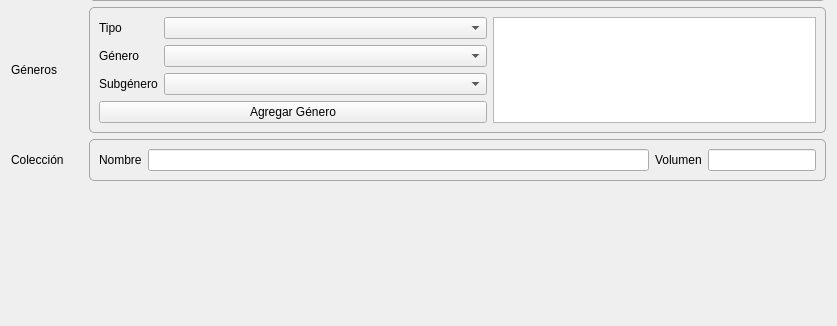
Above: gui/forms/additional_metadata_widget.ui from leandro86/epubcreator before the change; both pictures show x 0 to 837 and y 268 to 594 of the 837 by 594 pixel window. Below: the same form after it.
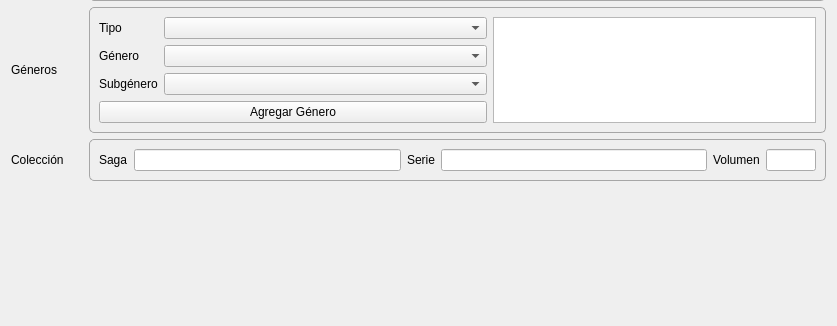
That is the form after the change. Icons and pictures are not drawn. Custom widgets are drawn as their Qt base class.

Commit message: Se permite agregar una saga, además de la serie. Corregido setup.py para mac.

```diff
--- a/gui/forms/additional_metadata_widget.ui
+++ b/gui/forms/additional_metadata_widget.ui
@@ -496,7 +496,7 @@
       <string/>
      </property>
      <layout class="QGridLayout" name="gridLayout_5">
-      <item row="0" column="0">
+      <item row="0" column="2">
        <widget class="QLabel" name="label_13">
         <property name="sizePolicy">
          <sizepolicy hsizetype="Preferred" vsizetype="Preferred">
@@ -505,12 +505,12 @@
          </sizepolicy>
         </property>
         <property name="text">
-         <string>Nombre</string>
+         <string>Serie</string>
         </property>
        </widget>
       </item>
-      <item row="0" column="1">
-       <widget class="QLineEdit" name="collectionNameInput">
+      <item row="0" column="3">
+       <widget class="QLineEdit" name="subCollectionNameInput">
         <property name="sizePolicy">
          <sizepolicy hsizetype="Expanding" vsizetype="Fixed">
           <horstretch>0</horstretch>
@@ -525,7 +525,7 @@
         </property>
        </widget>
       </item>
-      <item row="0" column="2">
+      <item row="0" column="4">
        <widget class="QLabel" name="label_16">
         <property name="sizePolicy">
          <sizepolicy hsizetype="Preferred" vsizetype="Preferred">
@@ -538,7 +538,7 @@
         </property>
        </widget>
       </item>
-      <item row="0" column="3">
+      <item row="0" column="5">
        <widget class="QLineEdit" name="collectionVolumeInput">
         <property name="sizePolicy">
          <sizepolicy hsizetype="Preferred" vsizetype="Fixed">
@@ -548,12 +548,22 @@
         </property>
         <property name="maximumSize">
          <size>
-          <width>16777215</width>
+          <width>50</width>
           <height>16777215</height>
          </size>
         </property>
        </widget>
       </item>
+      <item row="0" column="0">
+       <widget class="QLabel" name="label_18">
+        <property name="text">
+         <string>Saga</string>
+        </property>
+       </widget>
+      </item>
+      <item row="0" column="1">
+       <widget class="QLineEdit" name="collectionNameInput"/>
+      </item>
      </layout>
     </widget>
    </item>
```
Left out of the diff: 1 changed line with no effect on the pictures. The commit also changes 24 other files.
